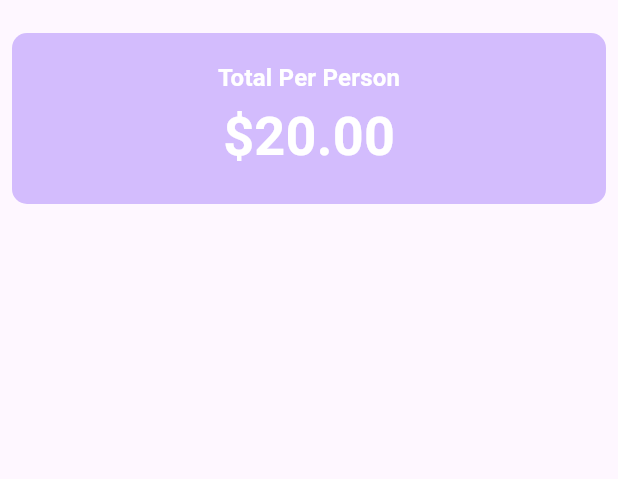
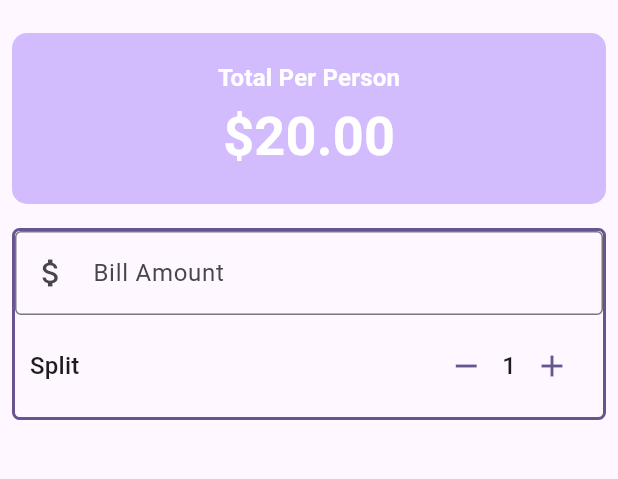
Before and after one commit to RPiyush/TipCalculator, a Flutter app: the screen it shows after launch, on a phone screen of 412 x 824 dp, the part 63-542 px from its top. Run offline on Flutter 3.47's test engine with Material 3 defaults, Android fonts, the phone set to English and light mode, and no system bars.

Commit message:
Added Input Text Field and Split Widget

```diff
--- a/lib/main.dart
+++ b/lib/main.dart
@@ -79,6 +79,62 @@ class _TipCState extends State<TipC> {
                 ],
               ),
             ),
+          ),
+          // Form
+          Padding(
+            padding: const EdgeInsets.all(8.0),
+            child: Container(
+              decoration: BoxDecoration(
+                borderRadius: BorderRadius.circular(5),
+                border:
+                    Border.all(color: theme.colorScheme.primary, width: 2.0),
+              ),
+              // Input Text
+              child: Column(
+                children: [
+                  TextField(
+                    decoration: InputDecoration(
+                      border: OutlineInputBorder(),
+                      labelText: "Bill Amount",
+                      prefixIcon: Icon(Icons.attach_money),
+                    ),
+                    keyboardType: TextInputType.number,
+                    onChanged: (String value) {
+                      print(value);
+                    },
+                  ),
+                  Padding(
+                    padding: const EdgeInsets.all(10.0),
+                    child: Row(
+                      mainAxisAlignment: MainAxisAlignment.spaceBetween,
+                      children: [
+                        Text(
+                          "Split",
+                          style: theme.textTheme.titleMedium,
+                        ),
+                        Row(
+                          children: [
+                            IconButton(
+                                color: theme.colorScheme.primary,
+                                onPressed: () => (),
+                                icon: const Icon(Icons.remove)),
+                            Text(
+                              "1",
+                              style: theme.textTheme.titleMedium,
+                            ),
+                            IconButton(
+                                color: theme.colorScheme.primary,
+                                onPressed: () => (),
+                                icon: const Icon(Icons.add))
+                          ],
+                        )
+                      ],
+                    ),
+                  )
+                ],
+              ),
+              // Split Money Widget
+            ),
           )
         ],
       ),
```
